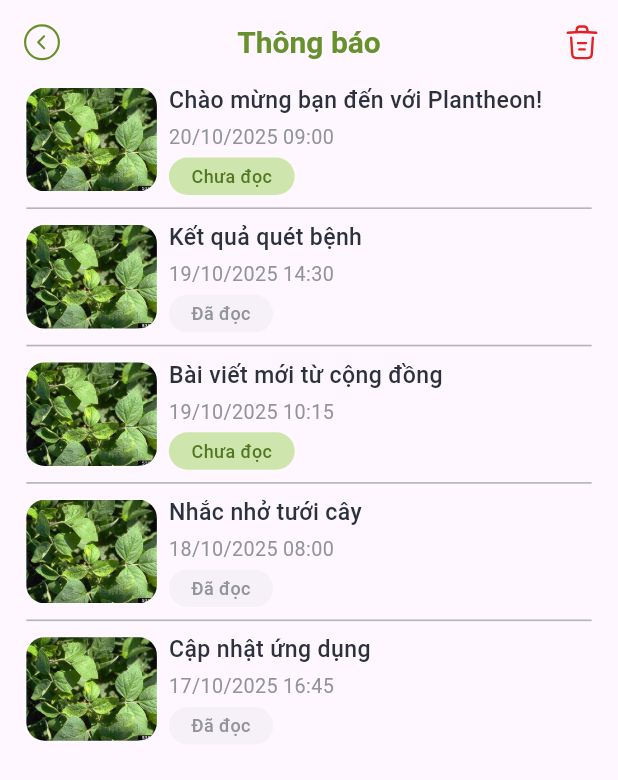
After one commit to NDHunq/SE505_Plantheon, a Flutter app: the Notification screen opened directly, on a phone screen of 412 x 824 dp. The commit adds this screen. Shown: the top 780 px of the screen. Run offline on Flutter 3.47's test engine with Material 3 defaults, Android fonts, the phone set to English and light mode, and no system bars; our stand-ins replace camera, flutter_bloc, flutter_html, flutter_screenutil, flutter_svg, geolocator and 2 more; missing offline and left inert: styled_divider; network calls fail.

Commit message:
feat: add notification screen

```diff
--- a/lib/presentation/screens/account/account.dart
+++ b/lib/presentation/screens/account/account.dart
@@ -284,12 +284,12 @@ class _PersonalSettingState extends State<PersonalSetting> {
               },
               child: SettingListItem(
                 leading: SvgPicture.asset(
-                  AppVectors.userEdit,
+                  AppVectors.report,
                   width: 20.sp,
                   height: 20.sp,
                   color: AppColors.primary_700,
                 ),
-                text: "Chỉnh sửa hồ sơ",
+                text: "Bài viết của tôi",
                 action: Icon(Icons.keyboard_arrow_right_rounded, size: 20.sp),
               ),
             ),
@@ -406,7 +406,7 @@ class HelpingSetting extends StatelessWidget {
             Divider(height: 1, color: AppColors.white),
             SettingListItem(
               leading: SvgPicture.asset(
-                AppVectors.report,
+                AppVectors.postReport,
                 width: 20.sp,
                 height: 20.sp,
                 color: AppColors.primary_700,
--- a/lib/presentation/screens/community/community.dart
+++ b/lib/presentation/screens/community/community.dart
@@ -1,4 +1,4 @@
-import 'package:flutter/material.dart';
+import 'package:flutter/material.dart' hide Notification;
 import 'package:flutter_screenutil/flutter_screenutil.dart';
 import 'package:flutter_svg/flutter_svg.dart';
 import 'package:image_picker/image_picker.dart';
@@ -9,6 +9,7 @@ import 'package:se501_plantheon/core/configs/assets/app_vectors.dart';
 import 'package:se501_plantheon/core/configs/theme/app_colors.dart';
 import 'package:se501_plantheon/presentation/screens/community/post_detail.dart';
 import 'package:se501_plantheon/presentation/screens/community/widgets/acction_button.dart';
+import 'package:se501_plantheon/presentation/screens/community/notification.dart';
 
 class Community extends StatefulWidget {
   const Community({super.key});
@@ -536,7 +537,12 @@ class _CommunityState extends State<Community> {
                 height: 24.sp,
                 color: AppColors.primary_main,
               ),
-              onPressed: () {},
+              onPressed: () {
+                Navigator.push(
+                  context,
+                  MaterialPageRoute(builder: (context) => Notification()),
+                );
+              },
             ),
             SizedBox(width: 12.sp),
           ],
--- /dev/null
+++ b/lib/presentation/screens/community/notification.dart
@@ -0,0 +1,153 @@
+import 'package:flutter/material.dart';
+import 'package:flutter_screenutil/flutter_screenutil.dart';
+import 'package:flutter_svg/flutter_svg.dart';
+import 'package:se501_plantheon/common/widgets/appbar/basic_appbar.dart';
+import 'package:se501_plantheon/common/widgets/dialog/basic_dialog.dart';
+import 'package:se501_plantheon/core/configs/assets/app_vectors.dart';
+import 'package:se501_plantheon/core/configs/theme/app_colors.dart';
+import 'package:se501_plantheon/presentation/screens/community/widgets/card/notification_card.dart';
+
+class Notification extends StatefulWidget {
+  const Notification({super.key});
+
+  @override
+  State<Notification> createState() => _NotificationState();
+}
+
+class _NotificationState extends State<Notification> {
+  final List<Map<String, dynamic>> _notificationList = [
+    {
+      'title': 'Chào mừng bạn đến với Plantheon!',
+      'dateTime': '20/10/2025 09:00',
+      'isRead': false,
+    },
+    {
+      'title': 'Kết quả quét bệnh',
+      'dateTime': '19/10/2025 14:30',
+      'isRead': true,
+    },
+    {
+      'title': 'Bài viết mới từ cộng đồng',
+      'dateTime': '19/10/2025 10:15',
+      'isRead': false,
+    },
+    {
+      'title': 'Nhắc nhở tưới cây',
+      'dateTime': '18/10/2025 08:00',
+      'isRead': true,
+    },
+    {
+      'title': 'Cập nhật ứng dụng',
+      'dateTime': '17/10/2025 16:45',
+      'isRead': true,
+    },
+  ];
+
+  @override
+  Widget build(BuildContext context) {
+    return Scaffold(
+      appBar: BasicAppbar(
+        title: 'Thông báo',
+        actions: [
+          IconButton(
+            onPressed: () {
+              showDialog(
+                context: context,
+                builder: (context) => BasicDialog(
+                  title: "Xóa tất cả thông báo",
+                  content: "Bạn có chắc chắn muốn xóa tất cả thông báo?",
+                  onConfirm: () {
+                    setState(() {
+                      _notificationList.clear();
+                    });
+                    Navigator.of(context).pop();
+                  },
+                  onCancel: () {
+                    Navigator.of(context).pop();
+                  },
+                ),
+              );
+            },
+            icon: SvgPicture.asset(
+              AppVectors.trash,
+              width: 24.sp,
+              height: 24.sp,
+            ),
+          ),
+        ],
+      ),
+      body: _notificationList.isEmpty
+          ? Center(
+              child: Column(
+                mainAxisAlignment: MainAxisAlignment.center,
+                children: [
+                  SvgPicture.asset(
+                    AppVectors.bell,
+                    width: 60.sp,
+                    height: 60.sp,
+                    color: AppColors.text_color_100,
+                  ),
+                  SizedBox(height: 16.sp),
+                  Text(
+                    'Không có thông báo nào',
+                    style: TextStyle(
+                      fontSize: 16.sp,
+                      color: AppColors.text_color_200,
+                    ),
+                  ),
+                ],
+              ),
+            )
+          : Padding(
+              padding: EdgeInsets.symmetric(horizontal: 16.sp),
+              child: ListView.separated(
+                itemCount: _notificationList.length,
+                separatorBuilder: (context, index) => Divider(
+                  height: 16.sp,
+                  color: AppColors.text_color_100,
+                  thickness: 1.sp,
+                ),
+                itemBuilder: (context, index) {
+                  final notification = _notificationList[index];
+                  return Dismissible(
+                    key: ValueKey(notification['dateTime']),
+                    direction: DismissDirection.endToStart,
+                    background: Container(
+                      alignment: Alignment.centerRight,
+                      decoration: BoxDecoration(
+                        color: Colors.red,
+                        borderRadius: BorderRadius.circular(12.r),
+                      ),
+                      padding: EdgeInsets.symmetric(horizontal: 20.sp),
+                      child: Icon(
+                        Icons.delete,
+                        color: Colors.white,
+                        size: 24.sp,
+                      ),
+                    ),
+                    onDismissed: (direction) {
+                      setState(() {
+                        _notificationList.removeAt(index);
+                      });
+                    },
+                    child: GestureDetector(
+                      onTap: () {
+                        if (!notification['isRead']) {
+                          setState(() {
+                            notification['isRead'] = true;
+                          });
+                        }
+                      },
+                      child: NotificationCard(
+                        title: notification['title'],
+                        dateTime: notification['dateTime'],
+                        isRead: notification['isRead'],
+                      ),
+                    ),
+                  );
+                },
+              ),
+            ),
+    );
+  }
+}
--- /dev/null
+++ b/lib/presentation/screens/community/widgets/card/notification_card.dart
@@ -0,0 +1,81 @@
+import 'package:flutter/material.dart';
+import 'package:se501_plantheon/core/configs/theme/app_colors.dart';
+import 'package:se501_plantheon/core/configs/assets/app_text_styles.dart';
+
+class NotificationCard extends StatelessWidget {
+  final String title;
+  final String dateTime;
+  final bool isRead;
+
+  const NotificationCard({
+    super.key,
+    required this.title,
+    required this.dateTime,
+    required this.isRead,
+  });
+
+  @override
+  Widget build(BuildContext context) {
+    return Row(
+      children: [
+        Container(
+          width: 87,
+          height: 69,
+          decoration: BoxDecoration(
+            borderRadius: BorderRadius.circular(12),
+            image: DecorationImage(
+              fit: BoxFit.cover,
+              image: AssetImage('assets/images/plants.jpg'),
+            ),
+          ),
+        ),
+        const SizedBox(width: 8),
+        Column(
+          crossAxisAlignment: CrossAxisAlignment.start,
+          children: [
+            Text(
+              title,
+              style: AppTextStyles.s14Medium(color: AppColors.text_color_main),
+            ),
+            const SizedBox(height: 4),
+            Text(
+              dateTime,
+              style: AppTextStyles.s12Regular(color: AppColors.text_color_200),
+            ),
+            const SizedBox(height: 4),
+            _NotificationStatus(isRead: isRead),
+          ],
+        ),
+      ],
+    );
+  }
+}
+
+class _NotificationStatus extends StatelessWidget {
+  final bool isRead;
+
+  const _NotificationStatus({required this.isRead});
+
+  @override
+  Widget build(BuildContext context) {
+    return Container(
+      decoration: BoxDecoration(
+        color: isRead
+            ? AppColors.text_color_100.withOpacity(0.1)
+            : AppColors.primary_100,
+        borderRadius: BorderRadius.circular(20),
+      ),
+      child: Padding(
+        padding: const EdgeInsets.symmetric(horizontal: 15.0, vertical: 4.0),
+        child: Text(
+          isRead ? 'Đã đọc' : 'Chưa đọc',
+          style: TextStyle(
+            fontSize: 12,
+            fontWeight: FontWeight.w500,
+            color: isRead ? AppColors.text_color_200 : AppColors.primary_800,
+          ),
+        ),
+      ),
+    );
+  }
+}
--- a/lib/presentation/screens/home/sections/disease_warning_section.dart
+++ b/lib/presentation/screens/home/sections/disease_warning_section.dart
@@ -16,7 +16,7 @@ class DiseaseWarningSection extends StatelessWidget {
           mainAxisAlignment: MainAxisAlignment.spaceBetween,
           children: [
             Text(
-              'Cảnh báo sâu hại & dịch bệnh',
+              'Tin tức',
               style: AppTextStyles.s16Medium(color: AppColors.primary_700),
             ),
             Icon(
```
